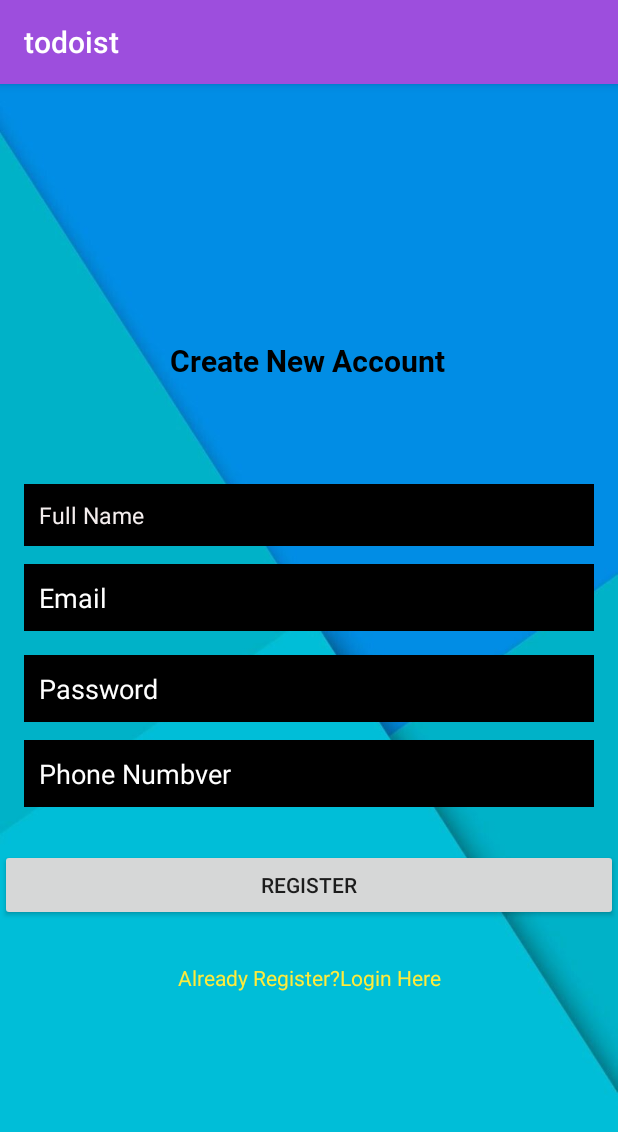
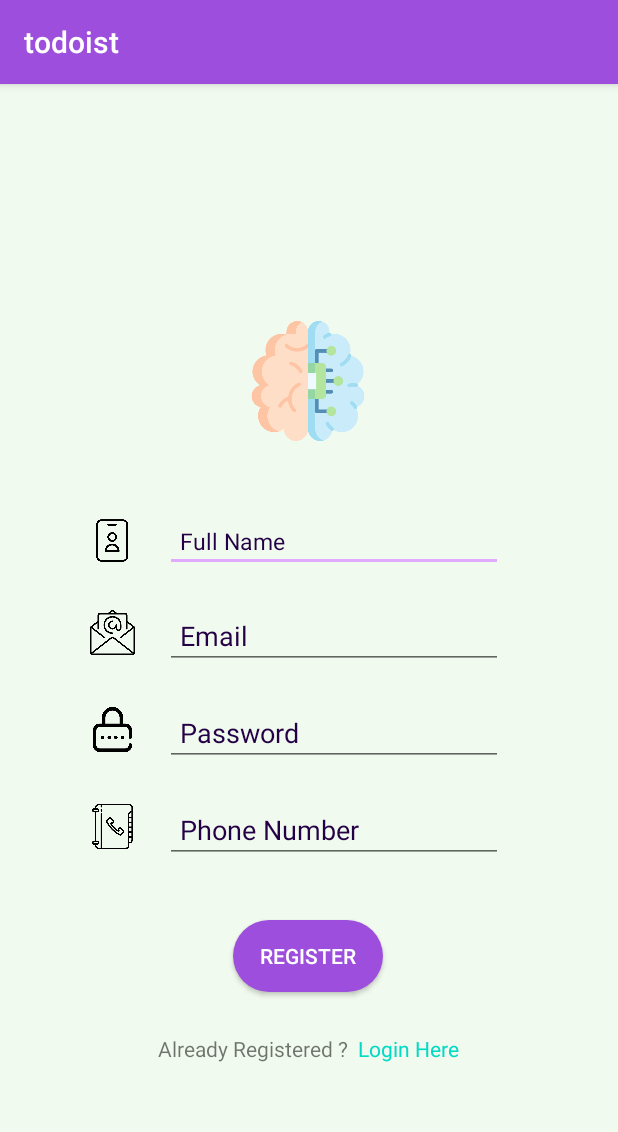
Before and after one commit to CadmusFlux/To-Do, an Android app: the Register screen opened directly, with no data from a screen before it, on a phone screen of 412 x 824 dp. Shown: the top 1132 px of the screen. Run offline under Robolectric (Android 15) with nearby library versions, the light colour scheme and no system bars; our stand-ins replace Firebase (no records; nobody signed in at launch, a user with empty details on screens opened directly).

Commit message:
Improved Login UI

```diff
--- /dev/null
+++ b/app/src/main/res/drawable/rounded_corners.xml
@@ -0,0 +1,5 @@
+<?xml version="1.0" encoding="utf-8"?>
+<shape xmlns:android="http://schemas.android.com/apk/res/android">
+    <corners android:radius="25dp"/>
+    <solid android:color="@color/colorPrimary"/>
+</shape>
--- a/app/src/main/res/layout/activity_register.xml
+++ b/app/src/main/res/layout/activity_register.xml
@@ -4,17 +4,14 @@
     xmlns:tools="http://schemas.android.com/tools"
     android:layout_width="match_parent"
     android:layout_height="match_parent"
-    android:background="@drawable/background_register"
+    android:background="@color/background"
     tools:context=".Register">
 
-    <TextView
+    <ImageView
         android:id="@+id/textView6"
-        android:layout_width="wrap_content"
-        android:layout_height="wrap_content"
-        android:fontFamily="@font/roboto_bold"
-        android:text="Create New Account"
-        android:textColor="#000"
-        android:textSize="20sp"
+        android:layout_width="80dp"
+        android:layout_height="80dp"
+        android:src="@drawable/loginlogo"
         app:layout_constraintBottom_toBottomOf="parent"
         app:layout_constraintEnd_toEndOf="parent"
         app:layout_constraintHorizontal_bias="0.497"
@@ -22,115 +19,185 @@
         app:layout_constraintTop_toTopOf="parent"
         app:layout_constraintVertical_bias="0.23" />
 
-    <EditText
-        android:id="@+id/FullName"
-        android:layout_width="0dp"
+    <LinearLayout
+        android:id="@+id/registerfield"
+        android:layout_width="match_parent"
         android:layout_height="wrap_content"
-        android:layout_marginStart="16dp"
-        android:layout_marginLeft="16dp"
-        android:layout_marginEnd="16dp"
-        android:layout_marginRight="16dp"
-        android:background="@color/fontDark1"
-        android:ems="10"
-        android:hint="Full Name"
-        android:inputType="textPersonName"
-        android:padding="10dp"
-        android:textColor="#F8F6F6"
-        android:textColorHint="#F4EEEE"
-        android:textSize="15sp"
+        android:orientation="vertical"
         app:layout_constraintBottom_toBottomOf="parent"
         app:layout_constraintEnd_toEndOf="parent"
         app:layout_constraintHorizontal_bias="0.0"
         app:layout_constraintStart_toStartOf="parent"
         app:layout_constraintTop_toBottomOf="@+id/textView6"
-        app:layout_constraintVertical_bias="0.13" />
+        app:layout_constraintVertical_bias="0.13">
 
+        <LinearLayout
+            android:layout_width="match_parent"
+            android:layout_height="wrap_content"
+            android:orientation="horizontal"
+            android:layout_marginLeft="50dp"
+            android:layout_marginStart="50dp"
+            android:layout_marginEnd="50dp"
+            android:padding="10dp">
+
+            <ImageView
+                android:layout_width="30dp"
+                android:layout_height="30dp"
+                android:layout_marginTop="5dp"
+                android:src="@drawable/name"
+                />
+            <EditText
+                android:id="@+id/FullName"
+                android:layout_width="225dp"
+                android:layout_height="wrap_content"
+                android:maxEms="5"
+                android:layout_marginLeft="20dp"
+                android:layout_marginStart="20dp"
+                android:hint="Full Name"
+                android:inputType="textPersonName"
+                android:padding="10dp"
+                android:textColor="@color/colorPrimaryDark"
+                android:textColorHint="@color/colorPrimaryDark"
+                android:textSize="15sp"
+                />
+        </LinearLayout>
+
+        <LinearLayout
+            android:layout_width="match_parent"
+            android:layout_height="wrap_content"
+            android:orientation="horizontal"
+            android:layout_marginLeft="50dp"
+            android:layout_marginStart="50dp"
+            android:layout_marginEnd="50dp"
+            android:padding="10dp">
+
+            <ImageView
+                android:layout_width="30dp"
+                android:layout_height="30dp"
+                android:layout_marginTop="5dp"
+                android:src="@drawable/email"
+                />
             <EditText
                 android:id="@+id/Email"
-        android:layout_width="0dp"
+                android:layout_width="225dp"
                 android:layout_height="wrap_content"
-        android:layout_marginStart="16dp"
-        android:layout_marginLeft="16dp"
-        android:layout_marginTop="12dp"
-        android:layout_marginEnd="16dp"
-        android:layout_marginRight="16dp"
-        android:background="@color/fontDark1"
-        android:ems="10"
+                android:maxEms="5"
+                android:layout_marginLeft="20dp"
+                android:layout_marginStart="20dp"
                 android:hint="Email"
                 android:inputType="textEmailAddress"
                 android:padding="10dp"
-        android:textColor="#FFFFFF"
-        android:textColorHint="#FFFFFF"
-        app:layout_constraintEnd_toEndOf="parent"
-        app:layout_constraintHorizontal_bias="0.58"
-        app:layout_constraintStart_toStartOf="parent"
-        app:layout_constraintTop_toBottomOf="@+id/FullName" />
+                android:textColor="@color/colorPrimaryDark"
+                android:textColorHint="@color/colorPrimaryDark"
+                />
+        </LinearLayout>
 
+        <LinearLayout
+            android:layout_width="match_parent"
+            android:layout_height="wrap_content"
+            android:orientation="horizontal"
+            android:layout_marginLeft="50dp"
+            android:layout_marginStart="50dp"
+            android:layout_marginEnd="50dp"
+            android:padding="10dp">
+
+            <ImageView
+                android:layout_width="30dp"
+                android:layout_height="30dp"
+                android:layout_marginTop="5dp"
+                android:src="@drawable/password"
+                />
             <EditText
                 android:id="@+id/password"
-        android:layout_width="0dp"
+                android:layout_width="225dp"
                 android:layout_height="wrap_content"
-        android:layout_marginStart="16dp"
-        android:layout_marginLeft="16dp"
-        android:layout_marginTop="16dp"
-        android:layout_marginEnd="16dp"
-        android:layout_marginRight="16dp"
-        android:ems="10"
-        android:background="@color/fontDark1"
+                android:maxEms="5"
+                android:layout_marginLeft="20dp"
+                android:layout_marginStart="20dp"
                 android:inputType="textPassword"
                 android:hint="Password"
                 android:padding="10dp"
-        android:textColor="#FFFFFF"
-        android:textColorHint="#FFFFFF"
-        app:layout_constraintEnd_toEndOf="parent"
-        app:layout_constraintHorizontal_bias="1.0"
-        app:layout_constraintStart_toStartOf="parent"
-        app:layout_constraintTop_toBottomOf="@+id/Email" />
+                android:textColor="@color/colorPrimaryDark"
+                android:textColorHint="@color/colorPrimaryDark"
+                />
+        </LinearLayout>
+
+        <LinearLayout
+            android:layout_width="match_parent"
+            android:layout_height="wrap_content"
+            android:orientation="horizontal"
+            android:layout_marginLeft="50dp"
+            android:layout_marginStart="50dp"
+            android:layout_marginEnd="50dp"
+            android:padding="10dp">
+
+            <ImageView
+                android:layout_width="30dp"
+                android:layout_height="30dp"
+                android:layout_marginTop="5dp"
+                android:src="@drawable/phonebook"
+                />
 
             <EditText
                 android:id="@+id/Phone"
-        android:layout_width="0dp"
+                android:layout_width="225dp"
                 android:layout_height="wrap_content"
-        android:layout_marginStart="16dp"
-        android:layout_marginLeft="16dp"
-        android:layout_marginTop="12dp"
-        android:layout_marginEnd="16dp"
-        android:layout_marginRight="16dp"
-        android:background="@color/fontDark1"
-        android:ems="10"
-        android:hint="Phone Numbver"
+                android:maxEms="5"
+                android:layout_marginLeft="20dp"
+                android:layout_marginStart="20dp"
+                android:hint="Phone Number"
                 android:inputType="textPersonName"
                 android:padding="10dp"
-        android:textColor="#FFFFFF"
-        android:textColorHint="#FFFFFF"
-        app:layout_constraintEnd_toEndOf="parent"
-        app:layout_constraintHorizontal_bias="0.497"
-        app:layout_constraintStart_toStartOf="parent"
-        app:layout_constraintTop_toBottomOf="@+id/password" />
+                android:textColor="@color/colorPrimaryDark"
+                android:textColorHint="@color/colorPrimaryDark"
+                tools:ignore="TextFields" />
+        </LinearLayout>
+
+
+
+
+    </LinearLayout>
+
+
 
     <Button
         android:id="@+id/login_btn"
-        android:layout_width="0dp"
+        android:layout_width="100dp"
         android:layout_height="wrap_content"
         android:layout_marginTop="28dp"
         android:text="Register"
+        android:textColor="@color/white"
+        android:background="@drawable/rounded_corners"
         app:layout_constraintEnd_toEndOf="parent"
         app:layout_constraintHorizontal_bias="0.498"
         app:layout_constraintStart_toStartOf="parent"
-        app:layout_constraintTop_toBottomOf="@+id/Phone" />
+        app:layout_constraintTop_toBottomOf="@+id/registerfield" />
 
+    <LinearLayout
+        android:id="@+id/login_page"
+        android:layout_width="match_parent"
+        android:layout_height="wrap_content"
+        android:orientation="horizontal"
+        android:layout_marginTop="28dp"
+        android:gravity="center"
+        app:layout_constraintEnd_toEndOf="parent"
+        app:layout_constraintStart_toStartOf="parent"
+        app:layout_constraintTop_toBottomOf="@+id/login_btn">
+        <TextView
+            android:layout_width="wrap_content"
+            android:layout_height="wrap_content"
+            android:text="Already Registered ?"/>
+        <TextView
+            android:layout_width="wrap_content"
+            android:layout_height="wrap_content"
+            android:text="  "/>
         <TextView
             android:id="@+id/createText"
-
             android:layout_width="wrap_content"
             android:layout_height="wrap_content"
-        android:layout_marginTop="28dp"
-        android:text="Already Register?Login Here"
-        android:textColor="#FFEB3B"
-        app:layout_constraintEnd_toEndOf="parent"
-        app:layout_constraintStart_toStartOf="parent"
-        app:layout_constraintTop_toBottomOf="@+id/login_btn" />
-
+            android:text="Login Here"
+            android:textColor="@color/colorAccent1" />
+    </LinearLayout>
     <ProgressBar
         android:id="@+id/progressBar"
         style="?android:attr/progressBarStyle"
@@ -141,7 +208,7 @@
         app:layout_constraintEnd_toEndOf="parent"
         app:layout_constraintHorizontal_bias="0.498"
         app:layout_constraintStart_toStartOf="parent"
-        app:layout_constraintTop_toBottomOf="@+id/createText" />
+        app:layout_constraintTop_toBottomOf="@+id/login_page" />
 
 
 </androidx.constraintlayout.widget.ConstraintLayout>
```
Also changed, not shown: app/src/main/res/layout/activity_login.xml (+97 -46 lines), app/src/main/res/drawable/email.png (added), app/src/main/res/drawable/loginlogo.png (added), app/src/main/res/drawable/name.png (added), app/src/main/res/drawable/password.png (added), app/src/main/res/drawable/phonebook.png (added). Lines whose indentation alone changed are shown as unchanged.
